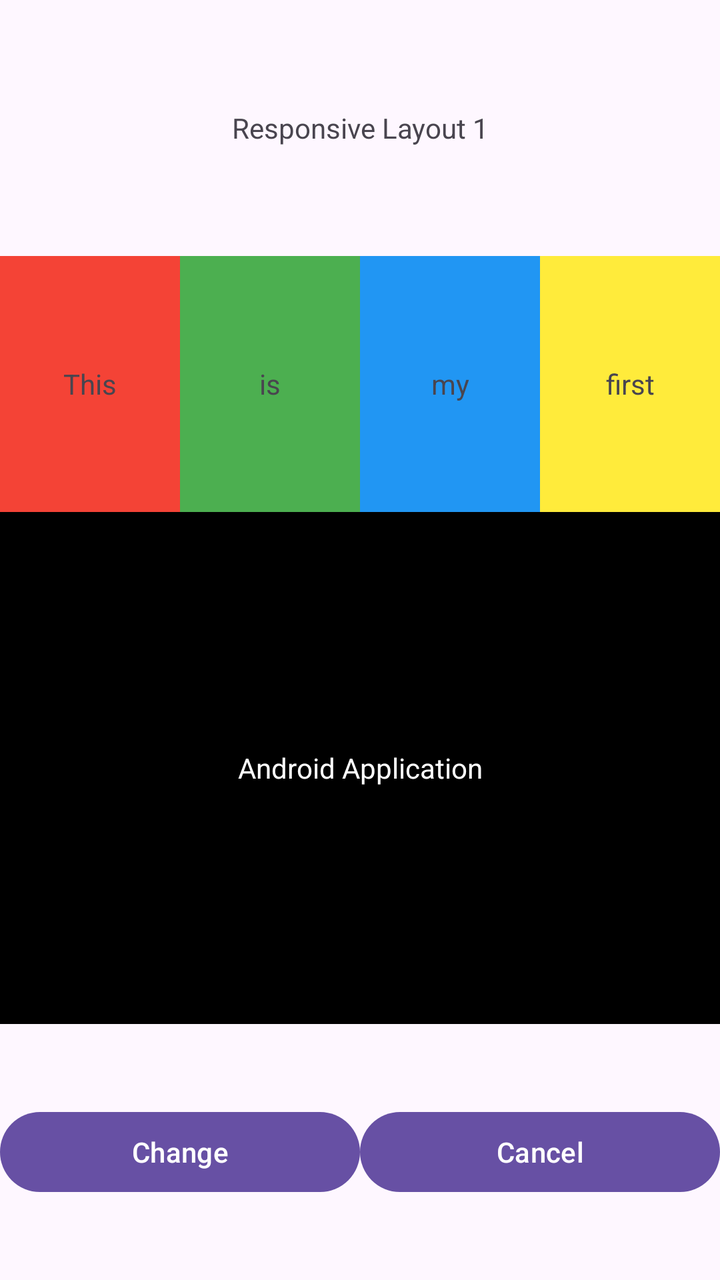
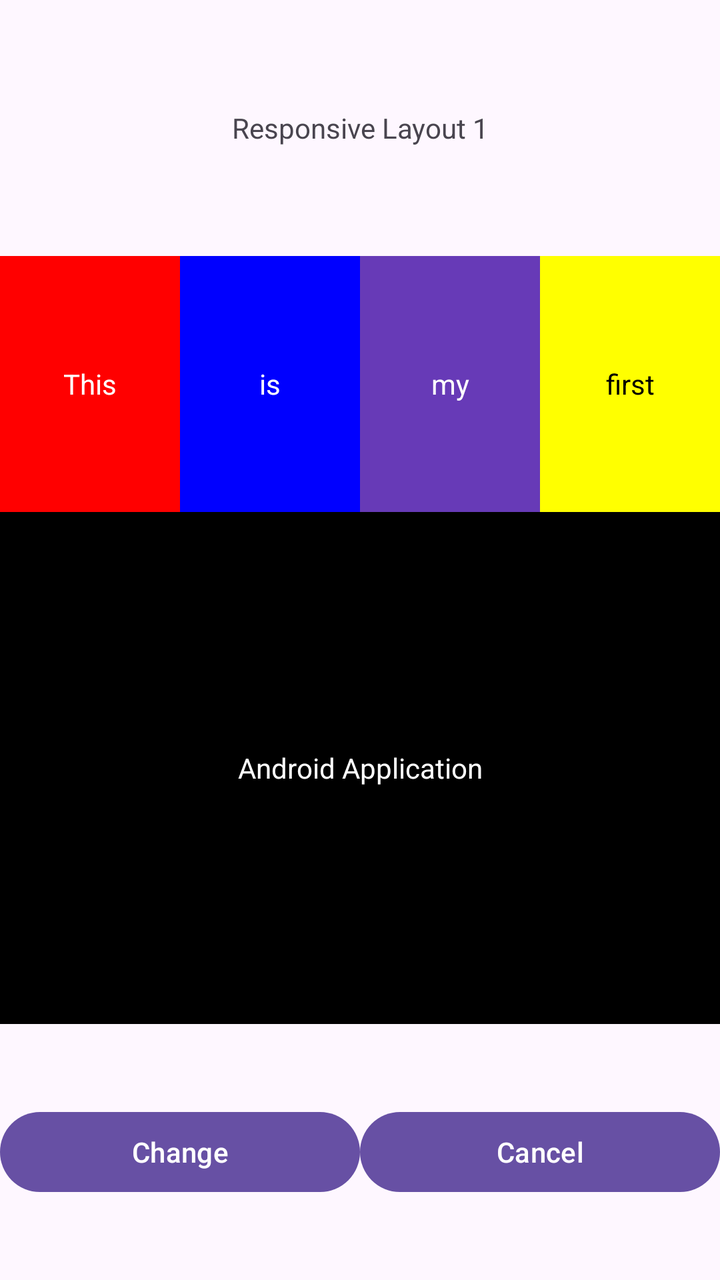

Two renders of the same Android screen: before a commit and after it. Below are the layout's source before the change and the commit's diff.
<!-- AndroidManifest.xml: application theme Theme.Practical1 -->
<!-- res/layout/activity_main.xml -->
<?xml version="1.0" encoding="utf-8"?>
<LinearLayout xmlns:android="http://schemas.android.com/apk/res/android"
    xmlns:tools="http://schemas.android.com/tools"
    android:id="@+id/main"
    android:layout_width="match_parent"
    android:layout_height="match_parent"
    android:orientation="vertical"
    tools:context=".MainActivity">

    <TextView
        android:layout_width="match_parent"
        android:layout_height="0dp"
        android:layout_weight="1"
        android:gravity="center"
        android:text="Responsive Layout 1" />

    <LinearLayout
        android:layout_width="match_parent"
        android:layout_height="0dp"
        android:layout_weight="1"
        android:orientation="horizontal">

        <TextView
            android:layout_width="0dp"
            android:layout_height="match_parent"
            android:layout_weight="1"
            android:gravity="center"
            android:text="This"
            android:background="#F44336" />

        <TextView
            android:layout_width="0dp"
            android:layout_height="match_parent"
            android:layout_weight="1"
            android:gravity="center"
            android:text="is"
            android:background="#4CAF50" />

        <TextView
            android:layout_width="0dp"
            android:layout_height="match_parent"
            android:layout_weight="1"
            android:gravity="center"
            android:text="my"
            android:background="#2196F3" />

        <TextView
            android:layout_width="0dp"
            android:layout_height="match_parent"
            android:layout_weight="1"
            android:gravity="center"
            android:text="first"
            android:background="#FFEB3B" />

    </LinearLayout>

    <TextView
        android:layout_width="match_parent"
        android:layout_height="0dp"
        android:layout_weight="2"
        android:gravity="center"
        android:text="Android Application"
        android:textColor="@android:color/white"
        android:background="@android:color/black" />

    <LinearLayout
        android:layout_width="match_parent"
        android:layout_height="0dp"
        android:layout_weight="1"
        android:orientation="horizontal"
        android:gravity="center">

        <Button
            android:layout_width="0dp"
            android:layout_height="wrap_content"
            android:layout_weight="1"
            android:text="Change" />

        <Button
            android:layout_width="0dp"
            android:layout_height="wrap_content"
            android:layout_weight="1"
            android:text="Cancel" />

    </LinearLayout>

</LinearLayout>
<!-- resources referenced by this layout -->
<resources>
  <style name="Theme.Practical1" parent="Base.Theme.Practical1" />
  <style name="Base.Theme.Practical1" parent="Theme.Material3.DayNight.NoActionBar">
          
          
      </style>
</resources>

<!-- the commit's change to res/layout/activity_main.xml (unified diff, before → after) -->
@@ -26,7 +26,8 @@
             android:layout_weight="1"
             android:gravity="center"
             android:text="This"
-            android:background="#F44336" />
+            android:textColor="@android:color/white"
+            android:background="#FF0000" />
 
         <TextView
             android:layout_width="0dp"
@@ -34,7 +35,8 @@
             android:layout_weight="1"
             android:gravity="center"
             android:text="is"
-            android:background="#4CAF50" />
+            android:textColor="@android:color/white"
+            android:background="#0000FF" />
 
         <TextView
             android:layout_width="0dp"
@@ -42,7 +44,8 @@
             android:layout_weight="1"
             android:gravity="center"
             android:text="my"
-            android:background="#2196F3" />
+            android:textColor="@android:color/white"
+            android:background="#673AB7" />
 
         <TextView
             android:layout_width="0dp"
@@ -50,7 +53,8 @@
             android:layout_weight="1"
             android:gravity="center"
             android:text="first"
-            android:background="#FFEB3B" />
+            android:textColor="@android:color/black"
+            android:background="#FFFF00" />
 
     </LinearLayout>
 
